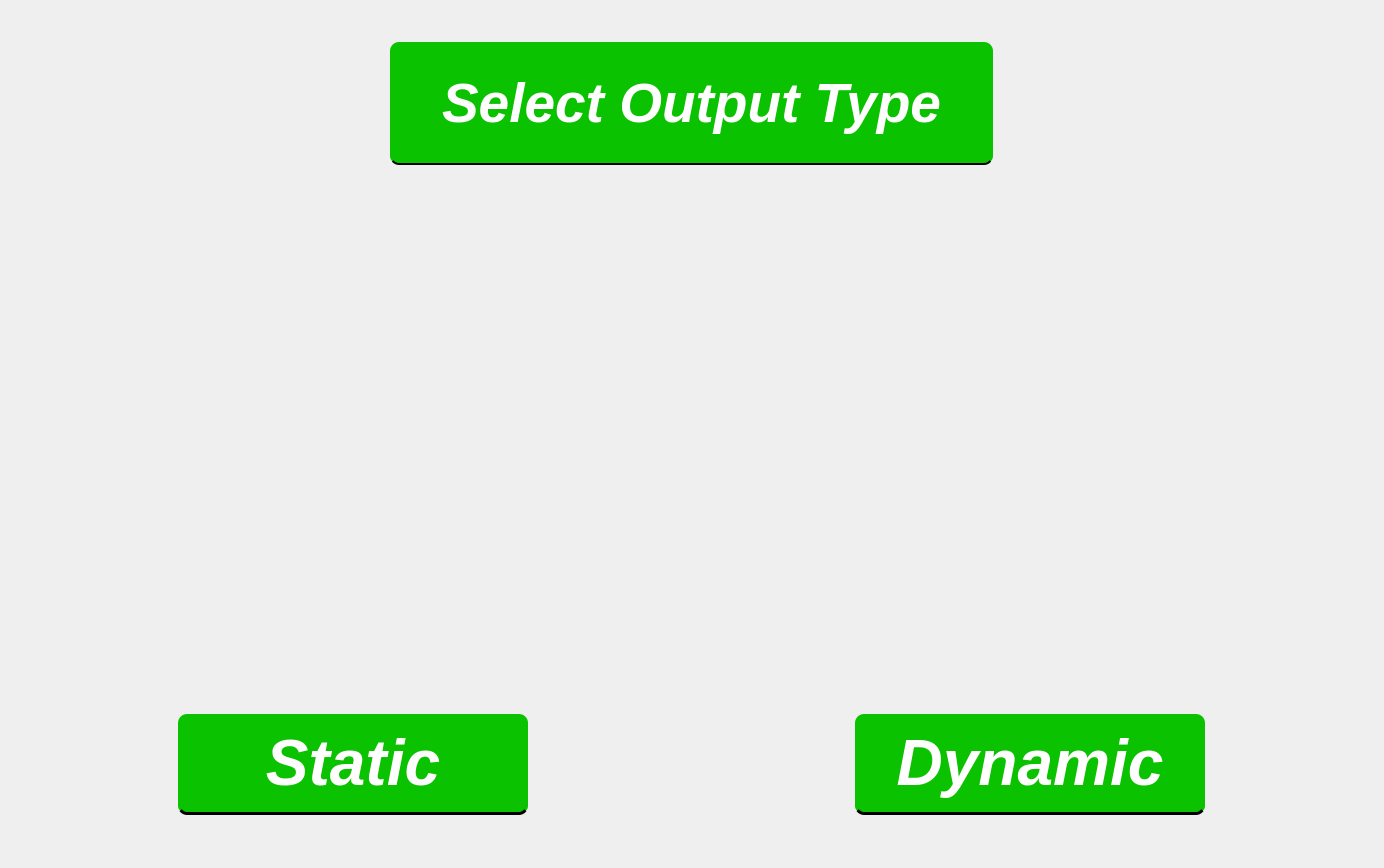
Qt form brbooth.ui (Hitagi7/qt-brbooth) before a commit.
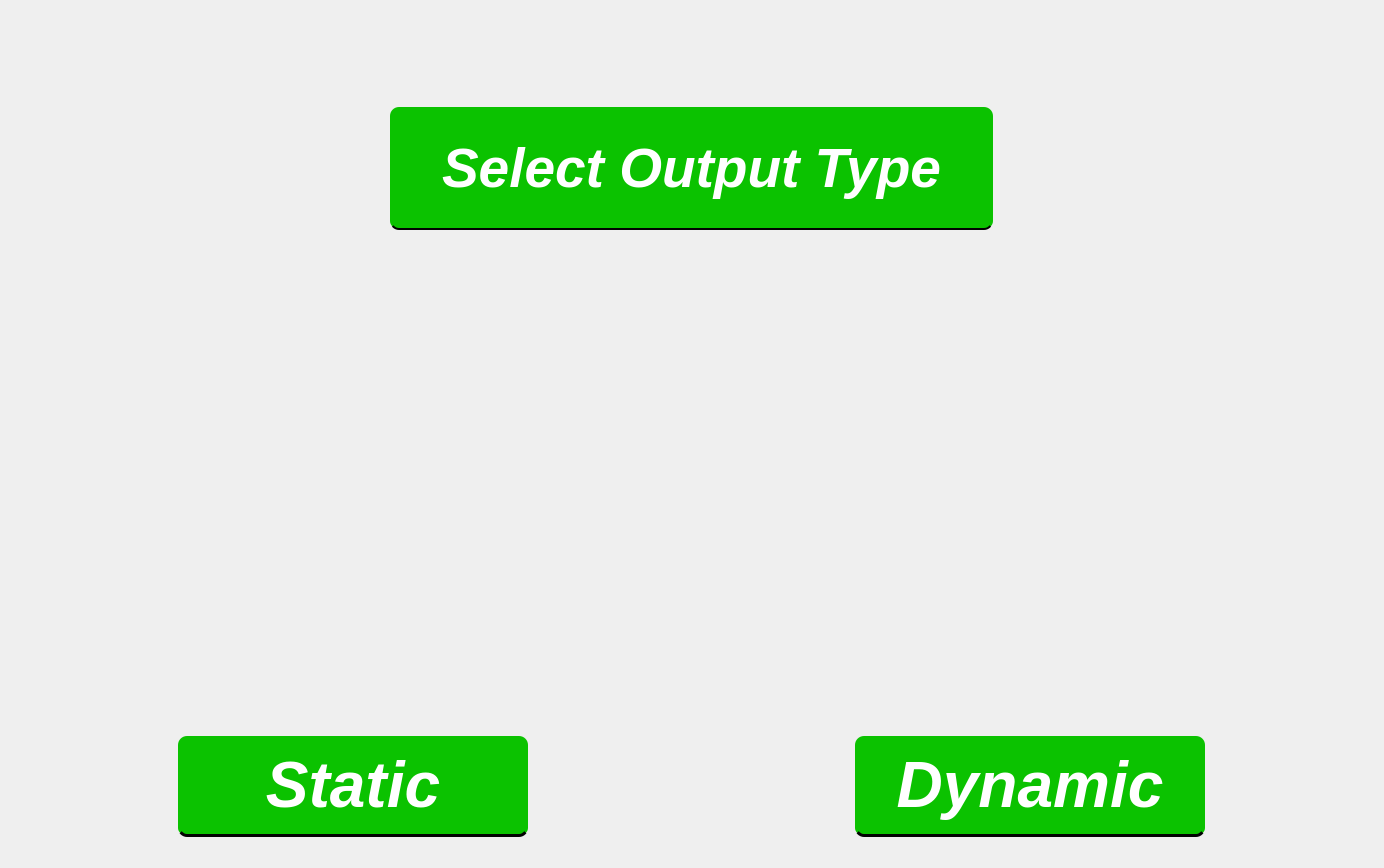
The same form after that commit. Icons and pictures are not drawn. Custom widgets are drawn as their Qt base class.

```diff
--- a/brbooth.ui
+++ b/brbooth.ui
@@ -38,6 +38,28 @@
         <string notr="true"/>
        </property>
        <layout class="QVBoxLayout" name="verticalLayout_3">
+        <item>
+         <widget class="QLabel" name="usc_logo">
+          <property name="minimumSize">
+           <size>
+            <width>0</width>
+            <height>83</height>
+           </size>
+          </property>
+          <property name="maximumSize">
+           <size>
+            <width>16777215</width>
+            <height>83</height>
+           </size>
+          </property>
+          <property name="text">
+           <string/>
+          </property>
+          <property name="pixmap">
+           <pixmap resource="resources.qrc">:/images/pics/usc_logo.png</pixmap>
+          </property>
+         </widget>
+        </item>
         <item alignment="Qt::AlignmentFlag::AlignHCenter|Qt::AlignmentFlag::AlignVCenter">
          <widget class="QLabel" name="title">
           <property name="minimumSize">
@@ -76,6 +98,19 @@
           </property>
          </widget>
         </item>
+        <item>
+         <spacer name="verticalSpacer_4">
+          <property name="orientation">
+           <enum>Qt::Orientation::Vertical</enum>
+          </property>
+          <property name="sizeHint" stdset="0">
+           <size>
+            <width>20</width>
+            <height>40</height>
+           </size>
+          </property>
+         </spacer>
+        </item>
         <item>
          <layout class="QHBoxLayout" name="horizontalLayout_6">
           <item>
@@ -313,6 +348,19 @@
           </item>
          </layout>
         </item>
+        <item>
+         <spacer name="verticalSpacer_2">
+          <property name="orientation">
+           <enum>Qt::Orientation::Vertical</enum>
+          </property>
+          <property name="sizeHint" stdset="0">
+           <size>
+            <width>20</width>
+            <height>40</height>
+           </size>
+          </property>
+         </spacer>
+        </item>
        </layout>
       </widget>
       <widget class="Dynamic" name="dynamicpage"/>
```
Left out of the diff: 61 changed lines with no effect on the pictures.
